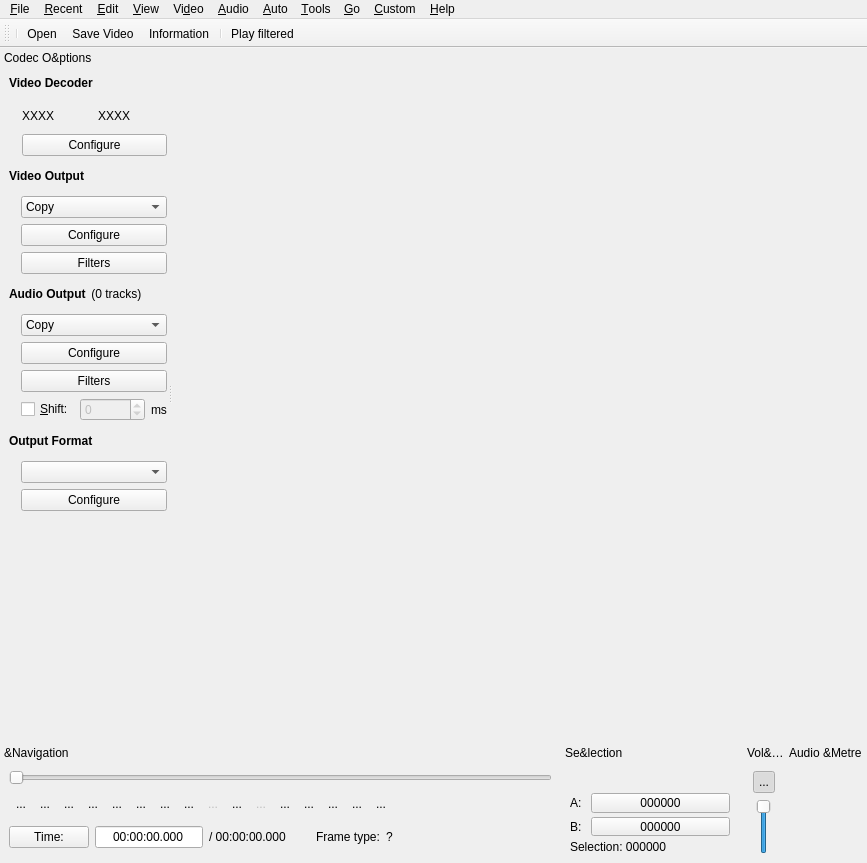
Old version of the form avidemux/qt4/ADM_userInterfaces/ADM_gui/gui2.ui in the repository mean00/avidemux2.
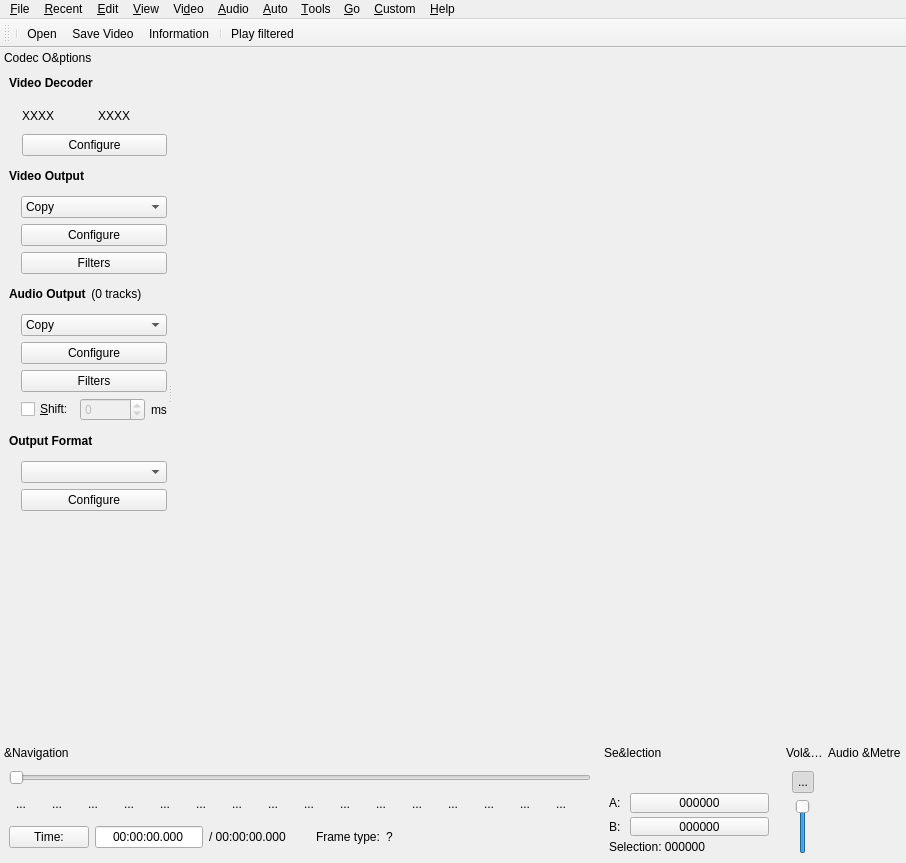
New version of the form. Icons and pictures are not drawn. Custom widgets are drawn as their Qt base class.

Commit message:
[Qt/gui] Do not completely remove spacing around navigation buttons on macOS
With the native Qt theme, button borders are always drawn, resulting
in colliding borders if spacing is set to zero, which doesn't look
good. Keeping small spacing around buttons seems to be the lesser
evil compared to hiding borders via stylesheet which results in
asymmetrical gaps around delete selection button icon.

Additionally, do not disable some navigation buttons by default in
the ui code.

```diff
--- a/avidemux/qt4/ADM_userInterfaces/ADM_gui/gui2.ui
+++ b/avidemux/qt4/ADM_userInterfaces/ADM_gui/gui2.ui
@@ -957,10 +957,7 @@
         <number>0</number>
        </property>
        <item>
-        <layout class="QHBoxLayout" name="_3">
-         <property name="spacing">
-          <number>0</number>
-         </property>
+        <layout class="QHBoxLayout" name="navButtonsLayout">
          <property name="leftMargin">
           <number>0</number>
          </property>
@@ -1165,9 +1162,6 @@
          </item>
          <item>
           <widget class="QToolButton" name="toolButtonPreviousCutPoint">
-           <property name="enabled">
-            <bool>false</bool>
-           </property>
            <property name="toolTip">
             <string>Go to previous cut point [SHIFT+DOWN]</string>
            </property>
@@ -1214,9 +1208,6 @@
          </item>
          <item>
           <widget class="QToolButton" name="toolButtonPreviousBlackFrame">
-           <property name="enabled">
-            <bool>false</bool>
-           </property>
            <property name="toolTip">
             <string>Search previous black frame</string>
            </property>
```
The commit also changes 1 other file.
